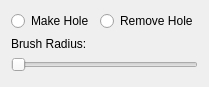
Qt form dev/Code/Sandbox/Editor/TerrainHolePanel.ui (aws/lumberyard) before a commit.
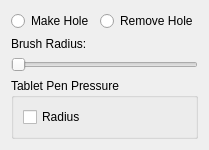
The same form after that commit.

Commit message:
Terrain Hole Tool
+update ui
+pen pressure controls radius

Patch:
```diff
--- a/dev/Code/Sandbox/Editor/TerrainHolePanel.ui
+++ b/dev/Code/Sandbox/Editor/TerrainHolePanel.ui
@@ -7,7 +7,7 @@
     <x>0</x>
     <y>0</y>
     <width>182</width>
-    <height>87</height>
+    <height>138</height>
    </rect>
   </property>
   <layout class="QFormLayout" name="formLayout">
@@ -45,6 +45,22 @@
      </property>
     </widget>
    </item>
+   <item row="3" column="0" colspan="2">
+    <widget class="QGroupBox" name="groupBox">
+     <property name="title">
+      <string>Tablet Pen Pressure</string>
+     </property>
+     <layout class="QVBoxLayout" name="verticalLayout">
+      <item>
+       <widget class="QCheckBox" name="pressureRadius">
+        <property name="text">
+         <string>Radius</string>
+        </property>
+       </widget>
+      </item>
+     </layout>
+    </widget>
+   </item>
   </layout>
  </widget>
  <resources/>
```
The commit also changes 4 other files.
